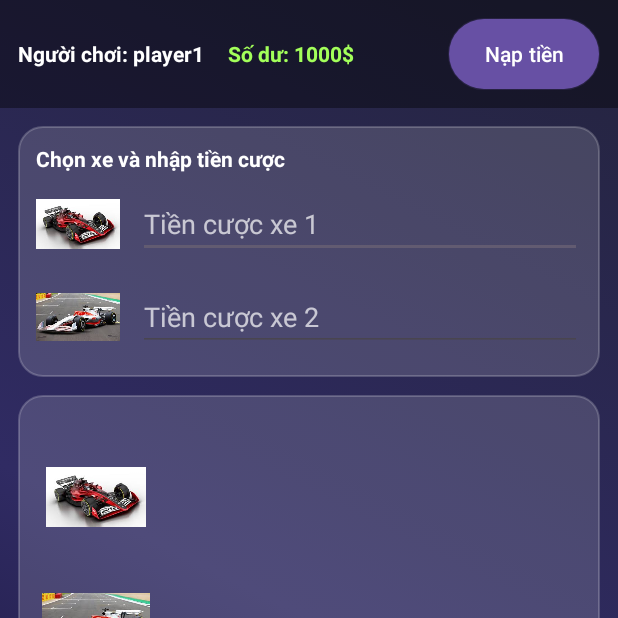
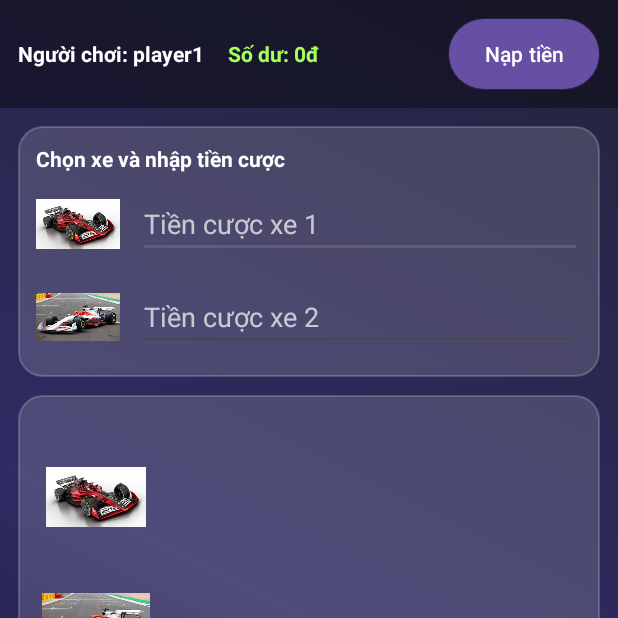
Before and after one commit to BTShinC/PRM392_DuaNgua, an Android app: the MainActivity screen opened directly, with no data from a screen before it, on a phone screen of 412 x 824 dp, the top half of it. Run offline under Robolectric (Android 15) with nearby library versions, the phone set to English and light mode, and no system bars.

Commit message:
fix mainfest

```diff
--- a/app/src/main/java/com/example/group1_duangua/MainActivity.java
+++ b/app/src/main/java/com/example/group1_duangua/MainActivity.java
@@ -1,26 +1,42 @@
 package com.example.group1_duangua;
 
+import android.content.Context;
 import android.content.Intent;
+import android.content.SharedPreferences;
 import android.graphics.drawable.AnimationDrawable;
 import android.graphics.drawable.Drawable;
 import android.os.Bundle;
 import android.view.View;
 import android.widget.Button;
+import android.widget.TextView;
 
 import androidx.activity.EdgeToEdge;
 import androidx.appcompat.app.AppCompatActivity;
 import androidx.constraintlayout.widget.ConstraintLayout;
-import androidx.core.graphics.Insets;
-import androidx.core.view.ViewCompat;
-import androidx.core.view.WindowInsetsCompat;
+// import androidx.core.graphics.Insets; // Not strictly needed for this change
+// import androidx.core.view.ViewCompat; // Not strictly needed for this change
+// import androidx.core.view.WindowInsetsCompat; // Not strictly needed for this change
 
 public class MainActivity extends AppCompatActivity {
+
+    private TextView textViewMainBalanceValue; // Variable name can remain the same
+    private SharedPreferences sharedPreferences;
+    // Use the same constants as in TopUpActivity
+    public static final String SHARED_PREFS_NAME = "MyPrefs";
+    public static final String BALANCE_KEY = "balance";
 
     @Override
     protected void onCreate(Bundle savedInstanceState) {
         super.onCreate(savedInstanceState);
-        EdgeToEdge.enable(this);
+        // EdgeToEdge.enable(this); // Assuming this is fixed or handled separately
         setContentView(R.layout.activity_main);
+
+        // Initialize SharedPreferences
+        sharedPreferences = getSharedPreferences(SHARED_PREFS_NAME, Context.MODE_PRIVATE);
+
+        // Find the TextView for balance display using the correct ID from activity_main.xml
+        textViewMainBalanceValue = findViewById(R.id.tvBalance); // Changed ID here
+
         ConstraintLayout root = findViewById(R.id.mainLayout);
         Drawable bg = root.getBackground();
         if (bg instanceof AnimationDrawable) {
@@ -47,5 +63,24 @@ public class MainActivity extends AppCompatActivity {
                 startActivity(intent);
             }
         });
+
+        loadAndDisplayBalance(); // Load balance when activity is created
+    }
+
+    @Override
+    protected void onResume() {
+        super.onResume();
+        loadAndDisplayBalance(); // Reload balance when activity resumes (e.g., after returning from TopUpActivity)
+    }
+
+    private void loadAndDisplayBalance() {
+        if (sharedPreferences != null && textViewMainBalanceValue != null) {
+            float currentBalance = sharedPreferences.getFloat(BALANCE_KEY, 0f);
+            // Format to show as currency, e.g., Số dư: 50,000đ
+            // The TextView in activity_main.xml already has "Số dư: " in its text,
+            // so we might only want to set the value, or adjust the text here accordingly.
+            // For now, keeping the format consistent with TopUpActivity's balance display, prepending "Số dư: ".
+            textViewMainBalanceValue.setText(String.format("Số dư: %,.0fđ", currentBalance));
+        }
     }
 }
--- a/app/src/main/res/drawable/bg_login_form.xml
+++ b/app/src/main/res/drawable/bg_login_form.xml
@@ -1,6 +1,6 @@
 <shape xmlns:android="http://schemas.android.com/apk/res/android"
     android:shape="rectangle">
-    <solid android:color="#C0C0C0" />
+    <solid android:color="#66FFFFFF" /> <!-- Changed color here for 40% opacity (60% transparency) -->
     <corners android:radius="16dp" />
     <stroke
         android:width="1dp"
--- a/app/src/main/res/layout/dialog_payment_success.xml
+++ b/app/src/main/res/layout/dialog_payment_success.xml
@@ -12,7 +12,6 @@
         android:layout_width="72dp"
         android:layout_height="72dp"
         android:src="@drawable/ic_check_circle"
-        app:tint="@color/green_success"
         android:layout_marginBottom="16dp"
         android:contentDescription="@string/dialog_title_payment_success" />
 
@@ -42,6 +41,5 @@
         android:layout_width="wrap_content"
         android:layout_height="wrap_content"
         android:text="@string/dialog_button_close"
-        android:backgroundTint="@color/purple_balance_card" />
-
+        app:backgroundTint="@color/purple_balance_card" />
 </LinearLayout>
```
Also changed, not shown: app/src/main/res/drawable/ic_check_circle.png.
